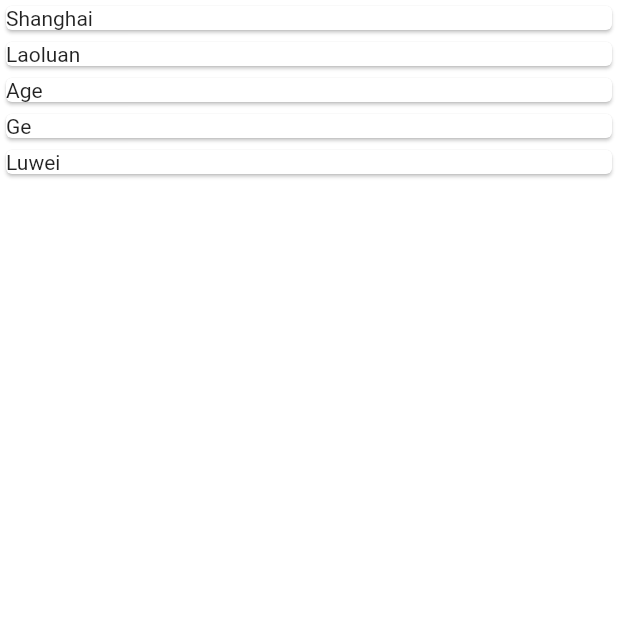
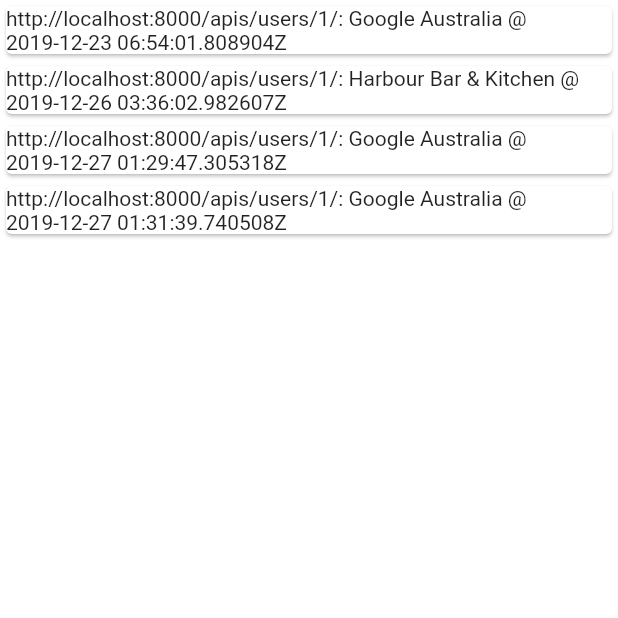
Before and after one commit to rockspore/pal-finder, a Flutter app: the screen it shows after launch, on a phone screen of 412 x 824 dp, the top half of it. Run offline on Flutter 3.47's test engine with Material 2 defaults, Android fonts, the phone set to English and light mode, and no system bars; our stand-ins replace latlong.

Commit message:
Added some dummy JSON data and tested EventData.fromMap() constructor.

```diff
--- a/lib/data/event.dart
+++ b/lib/data/event.dart
@@ -8,16 +8,22 @@ class EventData {
     @required this.host,
     @required this.placeName,
     @required this.location,
-    @required this.time});
+    @required this.time,
+  });
 
   EventData.fromMap(Map<String, dynamic> map)
       : host = map['host'],
         placeName = map['place_name'],
-        location = LatLng(map['point']['coordinates'][1], map['point']['coordinates'][0]),
+        location = LatLng(map['location']['coordinates'][1], map['location']['coordinates'][0]),
         time = DateTime.parse(map['time']);
 
   final String host;
   final String placeName;
   final LatLng location;
   final DateTime time;
+
+  String toString() {
+    return host + ': ' + placeName + ' @ ' + time.toString();
+  }
+
 }
--- a/lib/screens/event_list.dart
+++ b/lib/screens/event_list.dart
@@ -1,5 +1,8 @@
+import 'dart:convert';
+
 import 'package:flutter/material.dart';
 import 'package:pal_finder/widgets/event_card.dart';
+import 'package:pal_finder/data/event.dart';
 
 class EventList extends StatefulWidget {
   @override
@@ -7,17 +10,30 @@ class EventList extends StatefulWidget {
 }
 
 class _EventListState extends State<EventList> {
-  final list = <String>['Shanghai', 'Laoluan', 'Age', 'Ge', 'Luwei'];
+  final _eventList = <EventData>[];
+
+  @override
+  void initState() {
+    // TODO: implement initState
+    super.initState();
+    _getDummyData();
+  }
+
+  void _getDummyData() {
+    final String jsonString = '{"count":4,"next":null,"previous":null,"results":[{"id":2,"host":"http://localhost:8000/apis/users/1/","place_id":"ChIJN1t_tDeuEmsRUsoyG83frY4","place_name":"Google Australia","location":{"type":"Point","coordinates":[151.1958527,-33.8666199]},"time":"2019-12-23T06:54:01.808904Z"},{"id":1,"host":"http://localhost:8000/apis/users/1/","place_id":"ChIJkeO_AzquEmsRUpGQn1ZK7Tg","place_name":"Harbour Bar & Kitchen","location":{"type":"Point","coordinates":[151.19893310349227,-33.87103020721423]},"time":"2019-12-26T03:36:02.982607Z"},{"id":3,"host":"http://localhost:8000/apis/users/1/","place_id":"ChIJN1t_tDeuEmsRUsoyG83frY4","place_name":"Google Australia","location":{"type":"Point","coordinates":[151.1958324,-33.8666114]},"time":"2019-12-27T01:29:47.305318Z"},{"id":4,"host":"http://localhost:8000/apis/users/1/","place_id":"ChIJN1t_tDeuEmsRUsoyG83frY4","place_name":"Google Australia","location":{"type":"Point","coordinates":[151.1958324,-33.8666114]},"time":"2019-12-27T01:31:39.740508Z"}]}';
+    var jsonData = jsonDecode(jsonString);
+    jsonData = jsonData['results'] as List;
+    jsonData.forEach((item) {
+      _eventList.add(EventData.fromMap(item));
+    });
+  }
 
   @override
   Widget build(BuildContext context) {
     return ListView.builder(
-      itemCount: list.length,
+      itemCount: _eventList.length,
       itemBuilder: (context, index) {
-        if (index >= list.length) {
-          return null;
-        }
-        return EventCard(name: list[index]);
+        return EventCard(name: _eventList[index].toString());
       },
     );
   }
```
